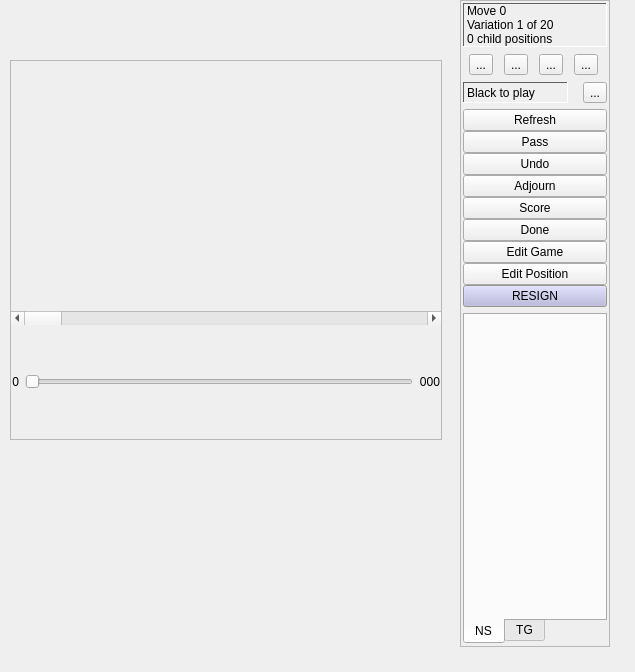
Before: the Qt Designer form src/mainwidget_gui.ui in bernds/q5Go, drawn with Qt 5.
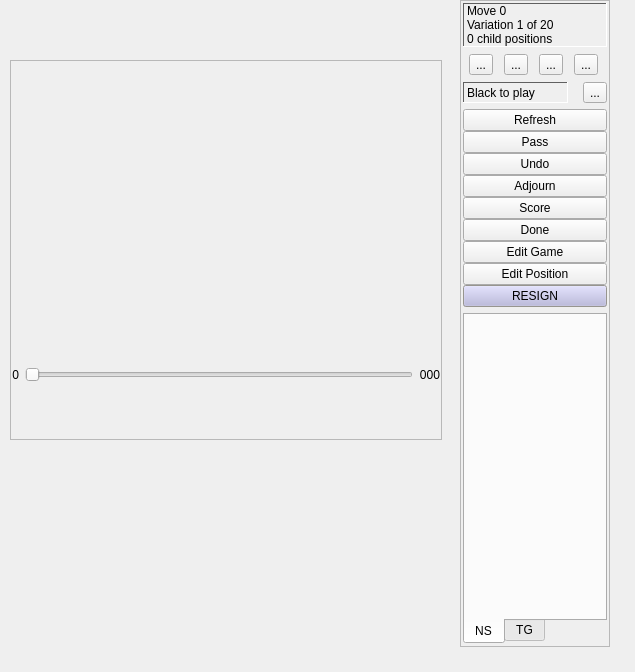
After: the same form once the commit is applied. Icons and pictures are not drawn. Custom widgets are drawn as their Qt base class.

Commit message:
Remove a horizontal scrollbar which crept in
Maybe Designer added that automatically?  No idea where it came from.

```diff
--- a/src/mainwidget_gui.ui
+++ b/src/mainwidget_gui.ui
@@ -110,13 +110,6 @@
           </property>
          </widget>
         </item>
-        <item>
-         <widget class="QScrollBar" name="horizontalScrollBar">
-          <property name="orientation">
-           <enum>Qt::Horizontal</enum>
-          </property>
-         </widget>
-        </item>
         <item>
          <layout class="QHBoxLayout">
           <property name="spacing">
```
